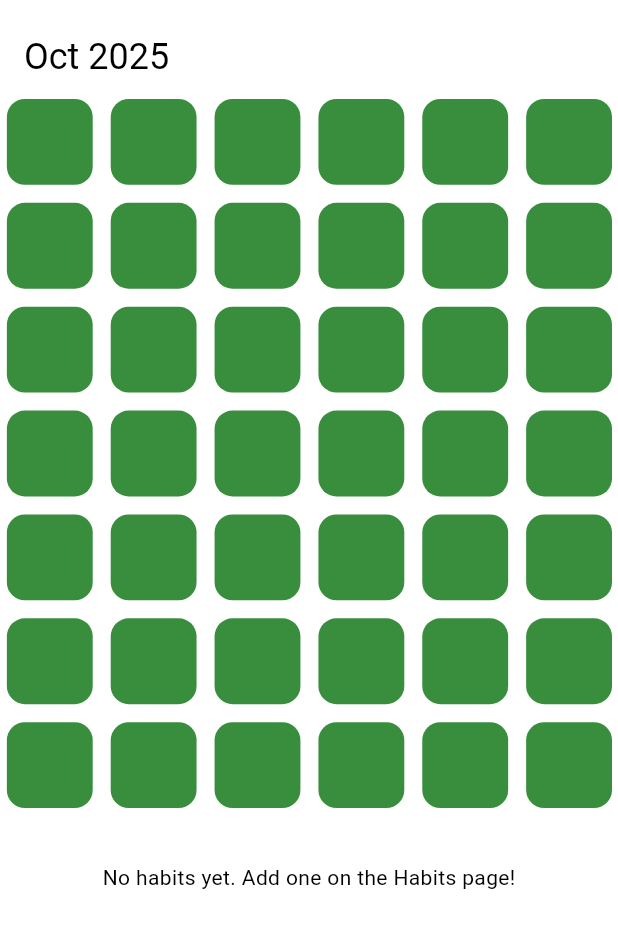
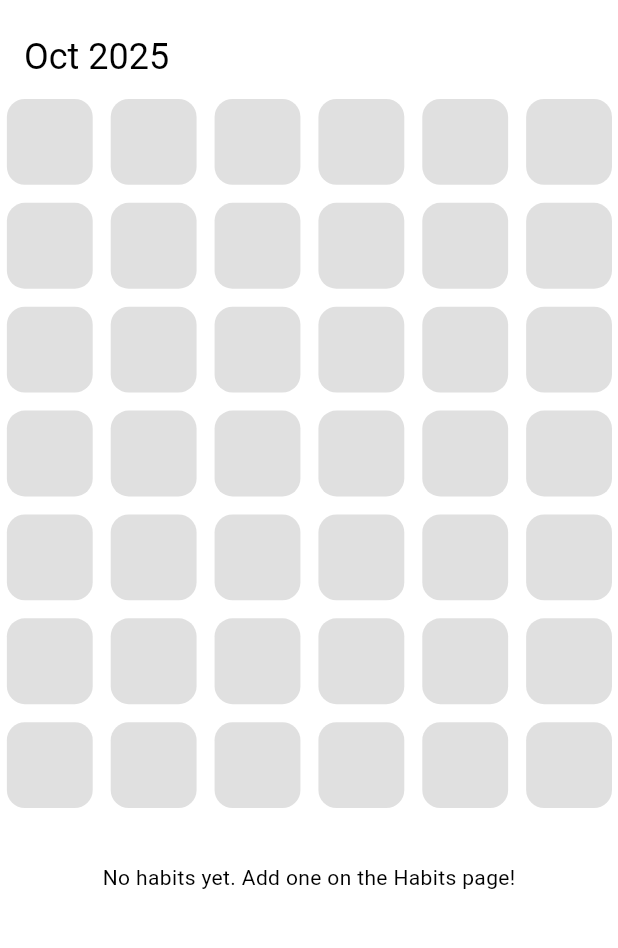
Before and after one commit to yibab/gitish-tracker, a Flutter app: the screen it shows after launch, on a phone screen of 412 x 824 dp, the part 63-1011 px from its top. Run offline on Flutter 3.47's test engine with Material 3 defaults, Android fonts, the phone set to English and light mode, and no system bars; our stand-ins replace drift; accounts and stored records are empty; generated files the repository leaves out were written again.

```diff
--- a/lib/home_page.dart
+++ b/lib/home_page.dart
@@ -13,9 +13,8 @@ class MyHomePage extends StatefulWidget {
 }
 
 class _MyHomePageState extends State<MyHomePage> {
-  // A map to store the checked state of each habit.
   final Map<int, bool> _checkedHabits = {};
-  final bool _showMonth = true; // The month will now always be shown
+  final bool _showMonth = true;
 
   @override
   Widget build(BuildContext context) {
@@ -56,28 +55,22 @@ class _MyHomePageState extends State<MyHomePage> {
                 ),
               )
             else
-              const SizedBox(height: 48.0), // Match headlineSmall height + padding
+              const SizedBox(height: 48.0),
 
             AspectRatio(
-              // This forces the container to a 6-wide by 7-high ratio,
-              // which will keep the cells inside square.
               aspectRatio: 6 / 7,
               child: GridView.builder(
                 scrollDirection: Axis.horizontal,
                 gridDelegate: const SliverGridDelegateWithFixedCrossAxisCount(
-                  crossAxisCount: 7, // 7 rows
+                  crossAxisCount: 7,
                   mainAxisSpacing: 4.0,
                   crossAxisSpacing: 4.0,
                 ),
                 itemBuilder: (context, index) {
-                  // The grid now infinitely scrolls to the left (by reversing the list)
-                  return Card(
-                    color: Colors.green[700],
-                    shadowColor: Colors.transparent,
-                  );
+                  final date = DateTime.now().subtract(Duration(days: index));
+                  return DayBox(date: date);
                 },
-                // By not providing an itemCount, the grid becomes infinite.
-                reverse: true, // This makes the grid scroll infinitely to the left.
+                reverse: true,
               ),
             ),
             const SizedBox(height: 16),
@@ -85,7 +78,6 @@ class _MyHomePageState extends State<MyHomePage> {
               stream: appDatabase.watchAllHabits(),
               builder: (context, snapshot) {
                 final habits = snapshot.data ?? [];
-
                 if (habits.isEmpty) {
                   return const Center(
                     child: Padding(
@@ -94,7 +86,6 @@ class _MyHomePageState extends State<MyHomePage> {
                     ),
                   );
                 }
-
                 return ListView.builder(
                   physics: const NeverScrollableScrollPhysics(),
                   shrinkWrap: true,
@@ -110,6 +101,12 @@ class _MyHomePageState extends State<MyHomePage> {
                           setState(() {
                             _checkedHabits[habit.id] = value ?? false;
                           });
+
+                          if (value == true) {
+                            appDatabase.addCompletion(habit.id, DateTime.now());
+                          } else {
+                            appDatabase.removeCompletion(habit.id, DateTime.now());
+                          }
                         },
                       ),
                       title: Text(
@@ -127,3 +124,49 @@ class _MyHomePageState extends State<MyHomePage> {
     );
   }
 }
+
+// This is the new DayBox widget that handles its own color.
+class DayBox extends StatelessWidget {
+  final DateTime date;
+
+  const DayBox({super.key, required this.date});
+
+  @override
+  Widget build(BuildContext context) {
+    return StreamBuilder<int>(
+      stream: appDatabase.watchHabitGoal(),
+      builder: (context, goalSnapshot) {
+        final habitGoal = goalSnapshot.data ?? 1;
+
+        return StreamBuilder<int>(
+          stream: appDatabase.watchCompletionCountForDay(date),
+          builder: (context, completionSnapshot) {
+            final completions = completionSnapshot.data ?? 0;
+            final color = _getColorForDay(completions, habitGoal);
+
+            return Card(
+              color: color,
+              shadowColor: Colors.transparent,
+            );
+          },
+        );
+      },
+    );
+  }
+
+  Color _getColorForDay(int completions, int goal) {
+    if (completions == 0) {
+      return Colors.grey[300]!;
+    }
+
+    final double percentage = completions / goal;
+
+    if (percentage >= 1.0) return Colors.green[700]!;
+    if (percentage >= 0.85) return Colors.green[600]!;
+    if (percentage >= 0.7) return Colors.green[500]!;
+    if (percentage >= 0.55) return Colors.green[400]!;
+    if (percentage >= 0.4) return Colors.green[300]!;
+    if (percentage >= 0.25) return Colors.green[200]!;
+    return Colors.green[100]!;
+  }
+}
```
Also changed, not shown: lib/database.dart (+35 -4 lines), lib/habits_page.dart (+23 -30 lines), lib/models.dart (deleted).
